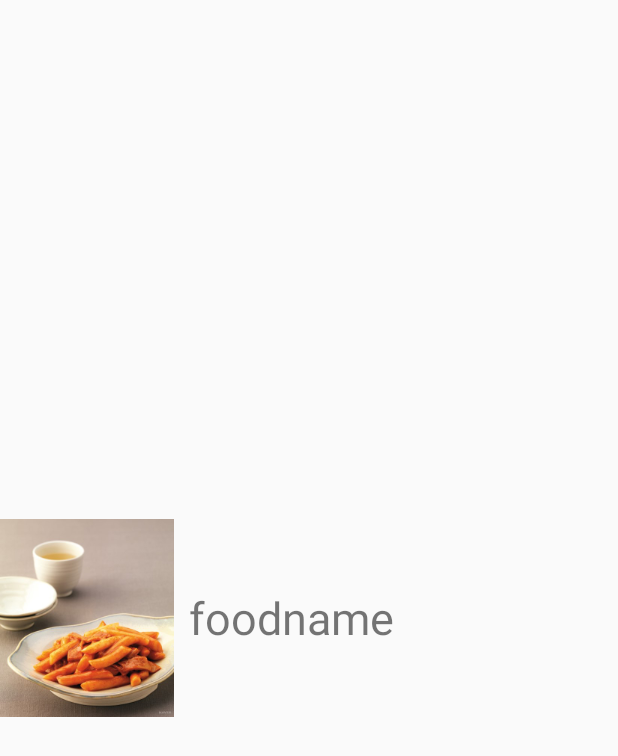
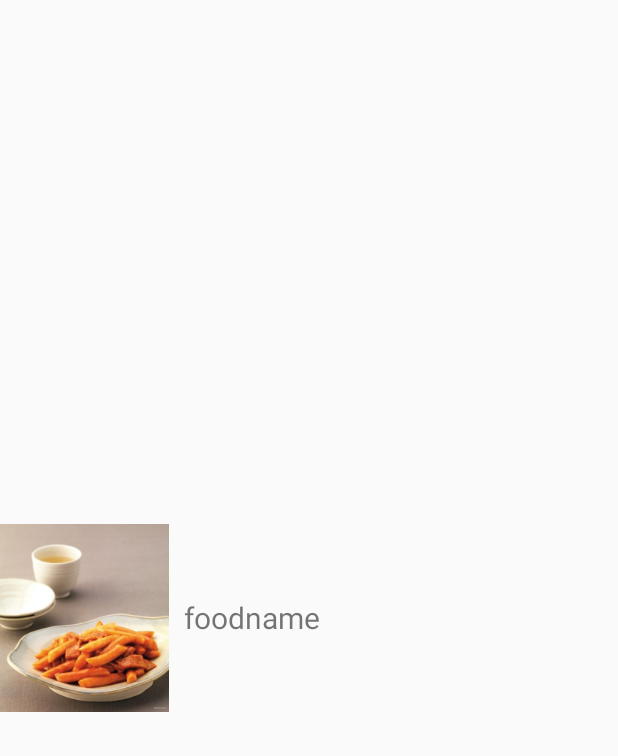
Before and after one commit to SojeongRyu/KoreanFoodClassifier, an Android app: the layout list_test.xml on its own in the app's theme, with its tools: preview values and no code run, on a phone screen of 412 x 824 dp. Shown: the top 756 px of the screen. Run offline under Robolectric (Android 15) with nearby library versions, the phone set to English and light mode, and no system bars.

Commit message:
edit image size & color

```diff
--- a/KoreanFoodClassifier/app/src/main/java/com/example/sojeong/koreanfoodclassifier/OutputActivity.java
+++ b/KoreanFoodClassifier/app/src/main/java/com/example/sojeong/koreanfoodclassifier/OutputActivity.java
@@ -64,7 +64,6 @@ public class OutputActivity extends Activity {
         String dialog_foodID = recipe_ko.get(tokens[5]);
 
         foodInfo_show(dialog_foodID);
-
 
         mDbOpenHelper = new DbOpenHelper(this);
         mDbOpenHelper.open();
--- a/KoreanFoodClassifier/app/src/main/res/layout/list_test.xml
+++ b/KoreanFoodClassifier/app/src/main/res/layout/list_test.xml
@@ -9,7 +9,8 @@
             android:id = "@+id/img_test"
             android:layout_width="wrap_content"
             android:layout_height="match_parent"
-            android:src="@drawable/food000"/>
+            android:src="@drawable/food000"
+            />
         <TextView
             android:id = "@+id/text_test"
             android:layout_width="wrap_content"
@@ -18,7 +19,7 @@
             android:layout_centerVertical="true"
             android:layout_marginLeft="10dp"
             android:text = "foodname"
-            android:textSize="30dp"/>
+            android:textSize="20dp"/>
 
     </RelativeLayout>
 
```
Also changed, not shown: KoreanFoodClassifier/app/src/main/java/com/example/sojeong/koreanfoodclassifier/listviewTestActivity.java (+2 -6 lines), KoreanFoodClassifier/app/src/main/res/layout/listview_test.xml (+4 -4 lines), KoreanFoodClassifier/app/src/main/res/drawable-xxxhdpi/food000.jpg, KoreanFoodClassifier/app/src/main/res/drawable-xxxhdpi/food001.jpg, KoreanFoodClassifier/app/src/main/res/drawable-xxxhdpi/food002.jpg, KoreanFoodClassifier/app/src/main/res/drawable-xxxhdpi/food003.jpg, KoreanFoodClassifier/app/src/main/res/drawable-xxxhdpi/food004.jpg, KoreanFoodClassifier/app/src/main/res/drawable-xxxhdpi/food005.jpg, KoreanFoodClassifier/app/src/main/res/drawable-xxxhdpi/food006.jpg, KoreanFoodClassifier/app/src/main/res/drawable-xxxhdpi/food007.jpg, KoreanFoodClassifier/app/src/main/res/drawable-xxxhdpi/food008.jpg, KoreanFoodClassifier/app/src/main/res/drawable-xxxhdpi/food008_selected.jpg (deleted), KoreanFoodClassifier/app/src/main/res/drawable-xxxhdpi/food009.jpg.
